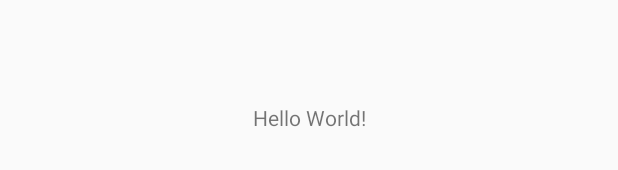
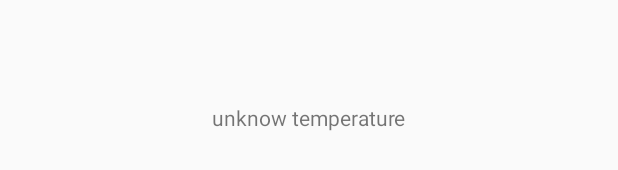
Before and after one commit to heinika/PureWeather, an Android app: the layout activity_main.xml on its own in the app's theme, with its tools: preview values and no code run, on a phone screen of 412 x 824 dp. Shown: the part 501-671 px from the top of the screen. Run offline under Robolectric (Android 15) with nearby library versions, the phone set to English and light mode, and no system bars.

Commit message:
Fix a typo: temperture to temperature

```diff
--- a/app/src/main/java/com/heinika/pureweather/MainActivity.kt
+++ b/app/src/main/java/com/heinika/pureweather/MainActivity.kt
@@ -21,9 +21,9 @@ class MainActivity : AppCompatActivity() {
         setContentView(R.layout.activity_main)
         weatherViewModel.weathers.observe(this, Observer { weathers ->
             if (weathers.isNotEmpty()) {
-                textView.text = "name: ${weathers[0].name},\n" +
+                textViewtemperature.text = "name: ${weathers[0].name},\n" +
                         "main: ${weathers[0].main},\n" +
-                        "temperture: ${weathers[0].temperture},\n" +
+                        "temperature: ${weathers[0].temperature},\n" +
                         "temp_min: ${weathers[0].temp_min},\n" +
                         "temp_max: ${weathers[0].temp_max},\n" +
                         "humidity: ${weathers[0].humidity},\n" +
--- a/app/src/main/java/com/heinika/pureweather/database/DatabaseWeather.kt
+++ b/app/src/main/java/com/heinika/pureweather/database/DatabaseWeather.kt
@@ -9,7 +9,7 @@ data class DatabaseWeather(
     @PrimaryKey
     val name: String,
     val main: String,//main weather
-    val temperture: Double,
+    val temperature: Double,
     val temp_min: Double,
     val temp_max: Double,
     val humidity: Int,
@@ -26,7 +26,7 @@ fun List<DatabaseWeather>.asModel(): List<Weather> {
         Weather(
             name = it.name,
             main = it.main,
-            temperture = it.temperture,
+            temperature = it.temperature,
             temp_min = it.temp_min,
             temp_max = it.temp_max,
             humidity = it.humidity,
--- a/app/src/main/java/com/heinika/pureweather/entity/Weather.kt
+++ b/app/src/main/java/com/heinika/pureweather/entity/Weather.kt
@@ -5,7 +5,7 @@ import com.heinika.pureweather.database.DatabaseWeather
 data class Weather(
     val name: String,
     val main: String,//main weather
-    val temperture: Double,
+    val temperature: Double,
     val temp_min:Double,
     val temp_max:Double,
     val humidity: Int,//湿度
@@ -18,5 +18,5 @@ data class Weather(
 )
 
 fun Weather.asDatabaseModel():DatabaseWeather{
-    return DatabaseWeather(name,main,temperture,temp_min,temp_max,humidity,visibility,pressure,sunrise,sunset,speed,deg)
+    return DatabaseWeather(name,main,temperature,temp_min,temp_max,humidity,visibility,pressure,sunrise,sunset,speed,deg)
 }
--- a/app/src/main/res/layout/activity_main.xml
+++ b/app/src/main/res/layout/activity_main.xml
@@ -8,10 +8,10 @@
         tools:context=".MainActivity">
 
     <TextView
-            android:id="@+id/textView"
+            android:id="@+id/textViewtemperature"
             android:layout_width="wrap_content"
             android:layout_height="wrap_content"
-            android:text="Hello World!"
+            android:text="@string/unknow_temp"
             app:layout_constraintBottom_toBottomOf="parent"
             app:layout_constraintLeft_toLeftOf="parent"
             app:layout_constraintRight_toRightOf="parent"
--- a/app/src/main/res/values/strings.xml
+++ b/app/src/main/res/values/strings.xml
@@ -1,3 +1,4 @@
 <resources>
     <string name="app_name">PureWeather</string>
+    <string name="unknow_temp">unknow temperature</string>
 </resources>
```
